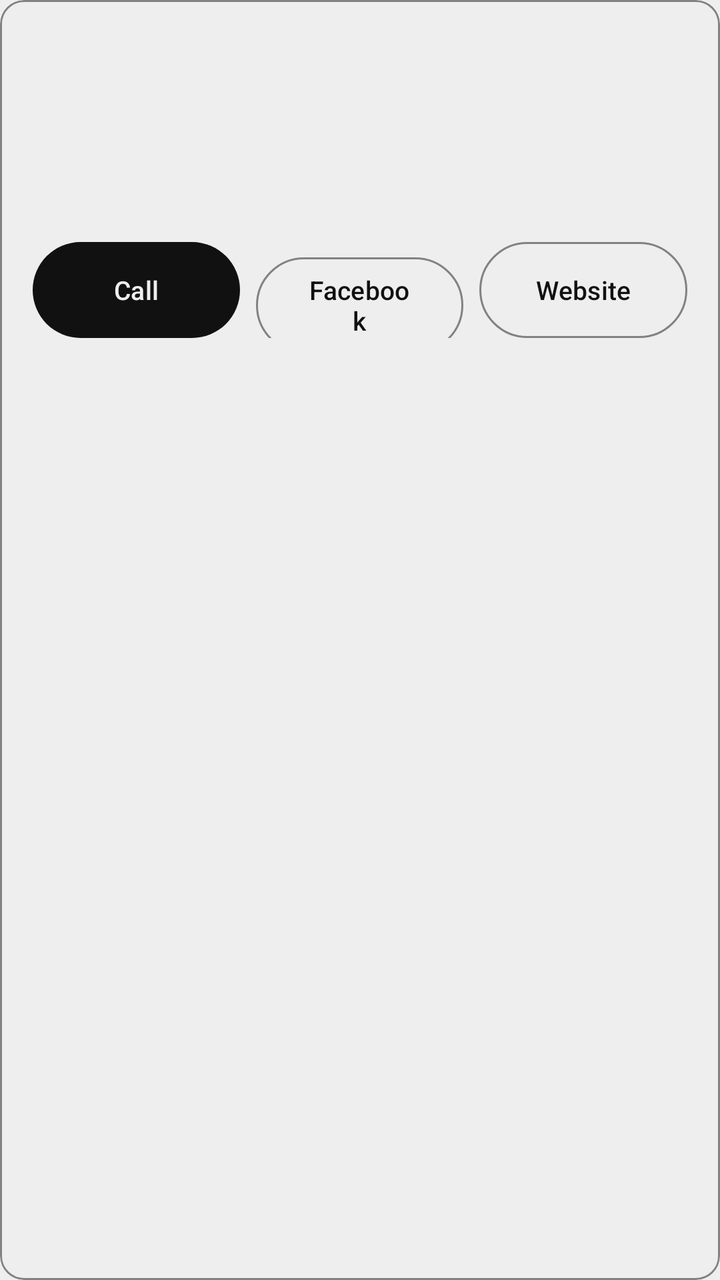
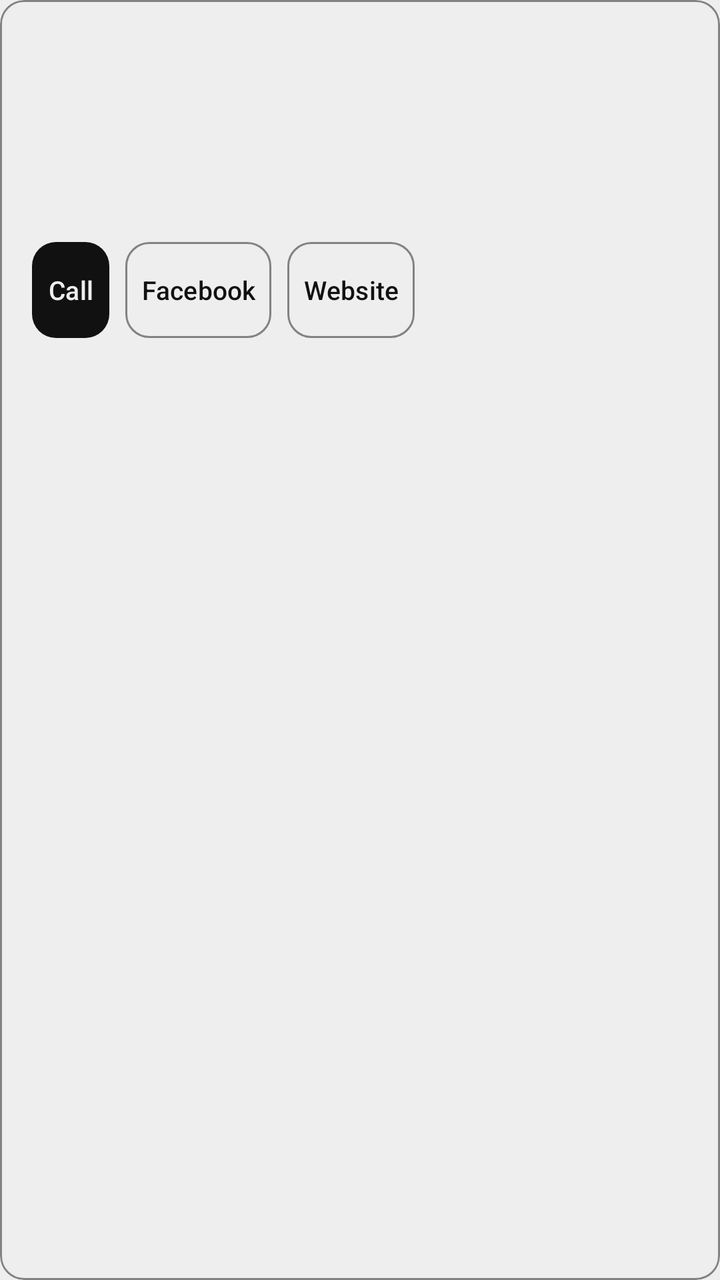

Before-and-after screenshots of an Android layout around one commit, followed by the original layout XML and the change that was made.
<!-- AndroidManifest.xml: application theme Theme.ZamboSafe -->
<!-- res/layout/item_agency.xml -->
<?xml version="1.0" encoding="utf-8"?>
<com.google.android.material.card.MaterialCardView xmlns:android="http://schemas.android.com/apk/res/android"
    style="@style/ZamboSafe.Card"
    android:layout_width="match_parent"
    android:layout_height="wrap_content"
    android:layout_marginStart="@dimen/space_md"
    android:layout_marginEnd="@dimen/space_md"
    android:layout_marginBottom="@dimen/space_sm">

    <LinearLayout
        android:layout_width="match_parent"
        android:layout_height="wrap_content"
        android:orientation="vertical"
        android:padding="@dimen/space_md">

        <TextView
            android:id="@+id/categoryText"
            style="@style/ZamboSafe.Text.Caption"
            android:layout_width="wrap_content"
            android:layout_height="wrap_content" />

        <TextView
            android:id="@+id/nameText"
            style="@style/ZamboSafe.Text.CardTitle"
            android:layout_width="match_parent"
            android:layout_height="wrap_content"
            android:layout_marginTop="@dimen/space_xs" />

        <TextView
            android:id="@+id/locationText"
            style="@style/ZamboSafe.Text.Body"
            android:layout_width="match_parent"
            android:layout_height="wrap_content"
            android:layout_marginTop="@dimen/space_xs" />

        <TextView
            android:id="@+id/notesText"
            style="@style/ZamboSafe.Text.Body"
            android:layout_width="match_parent"
            android:layout_height="wrap_content"
            android:layout_marginTop="@dimen/space_xs"
            android:visibility="gone" />

        <TextView
            android:id="@+id/phoneText"
            style="@style/ZamboSafe.Text.Body"
            android:layout_width="match_parent"
            android:layout_height="wrap_content"
            android:layout_marginTop="@dimen/space_xs"
            android:textStyle="bold" />

        
        <LinearLayout
            android:layout_width="match_parent"
            android:layout_height="wrap_content"
            android:layout_marginStart="-4dp"
            android:layout_marginTop="@dimen/space_md"
            android:layout_marginEnd="-4dp"
            android:orientation="horizontal">

            <com.google.android.material.button.MaterialButton
                android:id="@+id/callButton"
                style="@style/ZamboSafe.Button.Filled"
                android:layout_width="0dp"
                android:layout_height="wrap_content"
                android:layout_marginStart="@dimen/button_gap"
                android:layout_marginEnd="@dimen/button_gap"
                android:layout_weight="1"
                android:text="@string/action_call" />

            <com.google.android.material.button.MaterialButton
                android:id="@+id/facebookButton"
                style="@style/ZamboSafe.Button.Outlined"
                android:layout_width="0dp"
                android:layout_height="wrap_content"
                android:layout_marginStart="@dimen/button_gap"
                android:layout_marginEnd="@dimen/button_gap"
                android:layout_weight="1"
                android:text="@string/action_facebook" />

            <com.google.android.material.button.MaterialButton
                android:id="@+id/websiteButton"
                style="@style/ZamboSafe.Button.Outlined"
                android:layout_width="0dp"
                android:layout_height="wrap_content"
                android:layout_marginStart="@dimen/button_gap"
                android:layout_marginEnd="@dimen/button_gap"
                android:layout_weight="1"
                android:text="@string/action_website" />
        </LinearLayout>
    </LinearLayout>
</com.google.android.material.card.MaterialCardView>
<!-- resources referenced by this layout -->
<resources>
  <dimen name="button_gap">4dp</dimen>
  <dimen name="space_md">16dp</dimen>
  <dimen name="space_sm">8dp</dimen>
  <dimen name="space_xs">4dp</dimen>
  <string name="action_call">Call</string>
  <string name="action_facebook">Facebook</string>
  <string name="action_website">Website</string>
  <style name="ZamboSafe.Button.Filled" parent="Widget.Material3.Button">
          <item name="android:textSize">13sp</item>
          <item name="android:insetTop">0dp</item>
          <item name="android:insetBottom">0dp</item>
      </style>
  <style name="ZamboSafe.Button.Outlined" parent="Widget.Material3.Button.OutlinedButton">
          <item name="android:textSize">13sp</item>
          <item name="android:insetTop">0dp</item>
          <item name="android:insetBottom">0dp</item>
      </style>
  <style name="ZamboSafe.Card" parent="Widget.Material3.CardView.Outlined">
          <item name="cardBackgroundColor">@color/zs_primary</item>
          <item name="strokeColor">@color/zs_secondary</item>
          <item name="strokeWidth">@dimen/card_stroke</item>
          <item name="cardCornerRadius">@dimen/card_corner</item>
          <item name="cardElevation">0dp</item>
      </style>
  <style name="ZamboSafe.Text.Body" parent="">
          <item name="android:textSize">14sp</item>
          <item name="android:textColor">@color/zs_tertiary</item>
      </style>
  <style name="ZamboSafe.Text.Caption" parent="">
          <item name="android:textSize">11sp</item>
          <item name="android:textStyle">bold</item>
          <item name="android:letterSpacing">0.1</item>
          <item name="android:textColor">@color/zs_secondary</item>
      </style>
  <style name="ZamboSafe.Text.CardTitle" parent="">
          <item name="android:textSize">18sp</item>
          <item name="android:textStyle">bold</item>
          <item name="android:textColor">@color/zs_tertiary</item>
      </style>
  <style name="Theme.ZamboSafe" parent="Base.Theme.ZamboSafe" />
  <color name="zs_primary">#EEEEEE</color>
  <color name="zs_secondary">#828282</color>
  <dimen name="card_stroke">1dp</dimen>
  <dimen name="card_corner">12dp</dimen>
  <color name="zs_tertiary">#111111</color>
  <style name="Base.Theme.ZamboSafe" parent="Theme.Material3.DayNight.NoActionBar">
          
          <item name="colorPrimary">@color/zs_tertiary</item>
          <item name="colorOnPrimary">@color/zs_primary</item>
  
          <item name="colorSecondary">@color/zs_secondary</item>
          <item name="colorOnSecondary">@color/zs_primary</item>
  
          
          <item name="colorSecondaryContainer">@color/zs_tertiary</item>
          <item name="colorOnSecondaryContainer">@color/zs_primary</item>
  
          
          <item name="android:colorBackground">@color/zs_primary</item>
          <item name="colorSurface">@color/zs_primary</item>
          <item name="colorOnBackground">@color/zs_tertiary</item>
          <item name="colorOnSurface">@color/zs_tertiary</item>
          <item name="colorOnSurfaceVariant">@color/zs_secondary</item>
  
          
          <item name="colorOutline">@color/zs_secondary</item>
          <item name="colorOutlineVariant">@color/zs_secondary</item>
      </style>
</resources>

<!-- the commit's change to res/layout/item_agency.xml (unified diff, before → after) -->
@@ -1,5 +1,6 @@
 <?xml version="1.0" encoding="utf-8"?>
 <com.google.android.material.card.MaterialCardView xmlns:android="http://schemas.android.com/apk/res/android"
+    xmlns:app="http://schemas.android.com/apk/res-auto"
     style="@style/ZamboSafe.Card"
     android:layout_width="match_parent"
     android:layout_height="wrap_content"
@@ -48,45 +49,67 @@
             android:layout_height="wrap_content"
             android:layout_marginTop="@dimen/space_xs"
             android:textStyle="bold" />
-
-        
-        <LinearLayout
+        <androidx.constraintlayout.widget.ConstraintLayout
             android:layout_width="match_parent"
             android:layout_height="wrap_content"
-            android:layout_marginStart="-4dp"
-            android:layout_marginTop="@dimen/space_md"
-            android:layout_marginEnd="-4dp"
-            android:orientation="horizontal">
+            android:layout_marginTop="@dimen/space_md">
 
             <com.google.android.material.button.MaterialButton
                 android:id="@+id/callButton"
                 style="@style/ZamboSafe.Button.Filled"
-                android:layout_width="0dp"
+                android:layout_width="wrap_content"
                 android:layout_height="wrap_content"
-                android:layout_marginStart="@dimen/button_gap"
-                android:layout_marginEnd="@dimen/button_gap"
-                android:layout_weight="1"
-                android:text="@string/action_call" />
+                android:minWidth="0dp"
+                android:minHeight="48dp"
+                android:paddingStart="@dimen/space_sm"
+                android:paddingEnd="@dimen/space_sm"
+                android:singleLine="true"
+                android:textAllCaps="false"
+                android:text="@string/action_call"
+                app:cornerRadius="@dimen/card_corner" />
 
             <com.google.android.material.button.MaterialButton
                 android:id="@+id/facebookButton"
                 style="@style/ZamboSafe.Button.Outlined"
-                android:layout_width="0dp"
+                android:layout_width="wrap_content"
                 android:layout_height="wrap_content"
-                android:layout_marginStart="@dimen/button_gap"
-                android:layout_marginEnd="@dimen/button_gap"
-                android:layout_weight="1"
-                android:text="@string/action_facebook" />
+                android:minWidth="0dp"
+                android:minHeight="48dp"
+                android:paddingStart="@dimen/space_sm"
+                android:paddingEnd="@dimen/space_sm"
+                android:singleLine="true"
+                android:textAllCaps="false"
+                android:text="@string/action_facebook"
+                app:cornerRadius="@dimen/card_corner" />
 
             <com.google.android.material.button.MaterialButton
                 android:id="@+id/websiteButton"
                 style="@style/ZamboSafe.Button.Outlined"
+                android:layout_width="wrap_content"
+                android:layout_height="wrap_content"
+                android:minWidth="0dp"
+                android:minHeight="48dp"
+                android:paddingStart="@dimen/space_sm"
+                android:paddingEnd="@dimen/space_sm"
+                android:singleLine="true"
+                android:textAllCaps="false"
+                android:text="@string/action_website"
+                app:cornerRadius="@dimen/card_corner" />
+
+            <androidx.constraintlayout.helper.widget.Flow
                 android:layout_width="0dp"
                 android:layout_height="wrap_content"
-                android:layout_marginStart="@dimen/button_gap"
-                android:layout_marginEnd="@dimen/button_gap"
-                android:layout_weight="1"
-                android:text="@string/action_website" />
-        </LinearLayout>
+                android:orientation="horizontal"
+                app:constraint_referenced_ids="callButton,facebookButton,websiteButton"
+                app:flow_wrapMode="chain"
+                app:flow_horizontalStyle="packed"
+                app:flow_horizontalBias="0"
+                app:flow_horizontalGap="@dimen/space_sm"
+                app:flow_verticalGap="@dimen/space_sm"
+                app:layout_constraintStart_toStartOf="parent"
+                app:layout_constraintEnd_toEndOf="parent"
+                app:layout_constraintTop_toTopOf="parent"
+                app:layout_constraintBottom_toBottomOf="parent" />
+        </androidx.constraintlayout.widget.ConstraintLayout>
     </LinearLayout>
 </com.google.android.material.card.MaterialCardView>
<!-- resource entries referenced after the edit -->
@@ -1,6 +1,5 @@
 <!-- resources referenced by this layout -->
 <resources>
-  <dimen name="button_gap">4dp</dimen>
   <dimen name="space_md">16dp</dimen>
   <dimen name="space_sm">8dp</dimen>
   <dimen name="space_xs">4dp</dimen>
